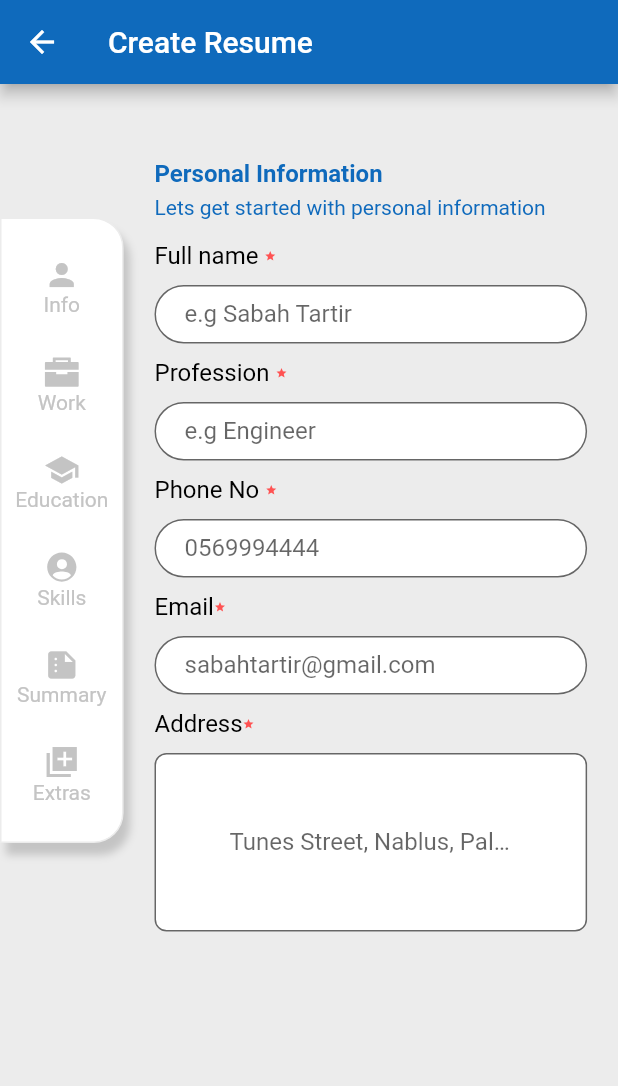
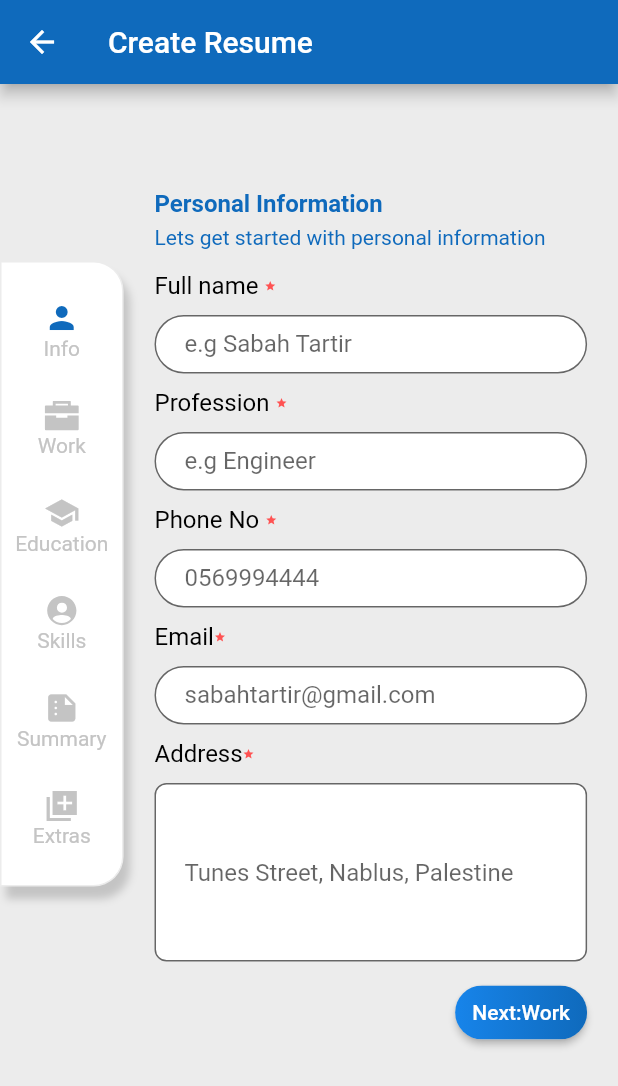
Before and after one commit to SabahTARTIR365/cv_builder_app, a Flutter app: the screen it shows after launch, on a phone screen of 412 x 824 dp. Shown: the top 1086 px of the screen. Run offline on Flutter 3.47's test engine with Material 2 defaults, Android fonts, the light colour scheme and no system bars; our stand-ins replace dotted_border, iconsax, im_stepper, ionicons, open_file; missing offline and left inert: syncfusion_flutter_pdf.

Commit message:
finish create widget page

```diff
--- a/lib/data/app_constants.dart
+++ b/lib/data/app_constants.dart
@@ -2,5 +2,7 @@ import 'dart:ui';
 
 Color appGray= Color(0xffECECEC);
 Color appDarkGray= Color(0xffC4C4C4);
-Color appBlue=  Color(0xff0F6ABC);
+const Color appBlue=  Color(0xff0f6abc);
+const Color appLightBlue=Color(0xff1784EA);
+//Color(0xff26D04A)
 TextStyle? iconTextStyle =TextStyle(color: appDarkGray);
--- a/lib/views/screens/build_cv_screen.dart
+++ b/lib/views/screens/build_cv_screen.dart
@@ -1,7 +1,7 @@
 import 'package:cv_builder_app/data/app_constants.dart';
 import 'package:cv_builder_app/views/widgets/address_widget.dart';
-import 'package:cv_builder_app/views/widgets/button_prefab.dart';
 import 'package:cv_builder_app/views/widgets/input_prefab.dart';
+import 'package:cv_builder_app/views/widgets/next_button.dart';
 import 'package:cv_builder_app/views/widgets/text_label_widget.dart';
 import 'package:flutter/cupertino.dart';
 import 'package:flutter/material.dart';
@@ -46,13 +46,13 @@ class BuildCvScreen extends StatelessWidget
                ),
              ],
               ),
-           margin: EdgeInsets.only(top:30,),
+           margin: EdgeInsets.only(top:10,),
            child:
            SingleChildScrollView(
                child: Column(
                    children:[
                      const SizedBox(height: 25,),
-                     Icon(Icons.person,color:appDarkGray ),
+                     Icon(Icons.person,color:appBlue ),
                      Text('Info',style: TextStyle(color: appDarkGray),),
                      const SizedBox(height: 25,),
                      Icon(Ionicons.briefcase_sharp,color:appDarkGray),
@@ -77,7 +77,7 @@ class BuildCvScreen extends StatelessWidget
          ),
              Container(
                width: MediaQuery.of(context).size.width*0.70,
-               margin: EdgeInsets.only(top:50,left:MediaQuery.of(context).size.width*0.05),
+               margin: EdgeInsets.only(top:70,left:MediaQuery.of(context).size.width*0.05),
               // color: Colors.red,
                child: SingleChildScrollView(
                      child:
@@ -109,6 +109,13 @@ class BuildCvScreen extends StatelessWidget
                      TextLabelWidget('Address'),
                      const  SizedBox(height: 10,),
                      AddressWidget(labelText: 'Tunes Street, Nablus, Palestine',onSaved: (String ) {  },),
+                     const  SizedBox(height: 10,),
+                     Row(
+                       mainAxisAlignment: MainAxisAlignment.end,
+                       children: [
+                         NextButton(text: 'Next:Work', onPressed: () {  }, ),
+                       ],
+                     ),
                    ],
                  ),),
     ),
--- a/lib/views/widgets/address_widget.dart
+++ b/lib/views/widgets/address_widget.dart
@@ -10,14 +10,20 @@ class AddressWidget extends StatelessWidget {
   Widget build(BuildContext context) {
     return TextFormField(
       keyboardType: TextInputType.multiline,
+      maxLines: null,//Normal textInputField will be displayed
       decoration: InputDecoration(
+        alignLabelWithHint: true,
         isDense: true,
-        contentPadding: EdgeInsets.fromLTRB(50, 50, 50, 50),
+        contentPadding: EdgeInsets.fromLTRB(20, 50, 20, 50),
         fillColor: Colors.white,
         filled: true,
         labelText: labelText,
         border: OutlineInputBorder(
           borderRadius: BorderRadius.circular(8),
+          borderSide: BorderSide(
+            color: Color(0xff26D04A),
+            width: 9,
+          ),
 
         ),
         floatingLabelBehavior: FloatingLabelBehavior.never,
--- a/lib/views/widgets/next_button.dart
+++ b/lib/views/widgets/next_button.dart
@@ -1,11 +1,38 @@
+import 'package:cv_builder_app/data/app_constants.dart';
 import 'package:flutter/material.dart';
-
+import 'package:cv_builder_app/data/app_constants.dart';
 class NextButton extends StatelessWidget
 {
+  late String text;
+  late VoidCallback onPressed;
+  NextButton({Key? key, required this.text, required this.onPressed,}) : super(key: key);
   @override
   Widget build(BuildContext context) {
-    // TODO: implement build
-    throw UnimplementedError();
+     return
+       RaisedButton(
+         onPressed: onPressed,
+         shape: RoundedRectangleBorder(borderRadius: BorderRadius.circular(80.0)),
+         padding: const EdgeInsets.all(0.0),
+         child: Ink(
+           decoration: const BoxDecoration(
+             gradient: LinearGradient(
+               colors: <Color>[appLightBlue,appBlue],
+             ),
+             borderRadius: BorderRadius.all(Radius.circular(80.0)),
+           ),
+           child: Container(
+             constraints: const BoxConstraints(minWidth: 88.0, minHeight: 36.0), // min sizes for Material buttons
+             alignment: Alignment.center,
+             child: Text( text,
+               textAlign: TextAlign.center,
+               style: TextStyle(color: Colors.white),
+             ),
+           ),
+         ),
+       )
+
+
+       ;
   }
 
 }
```
